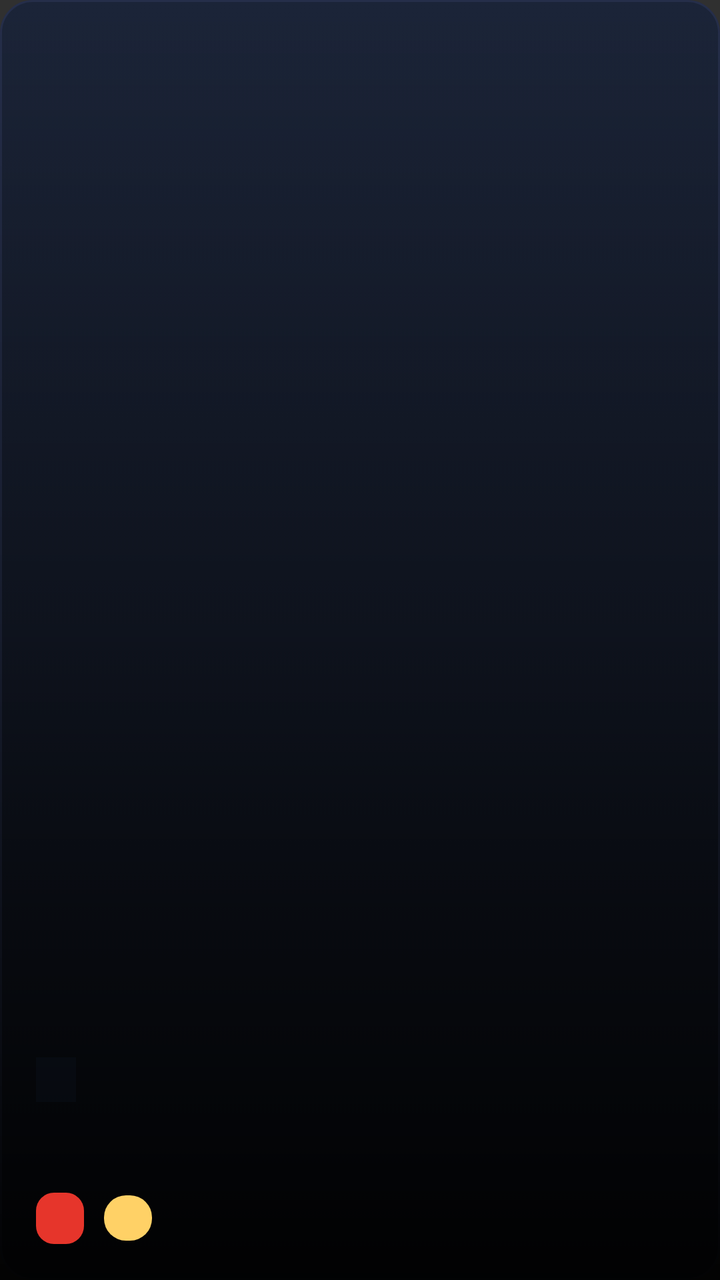
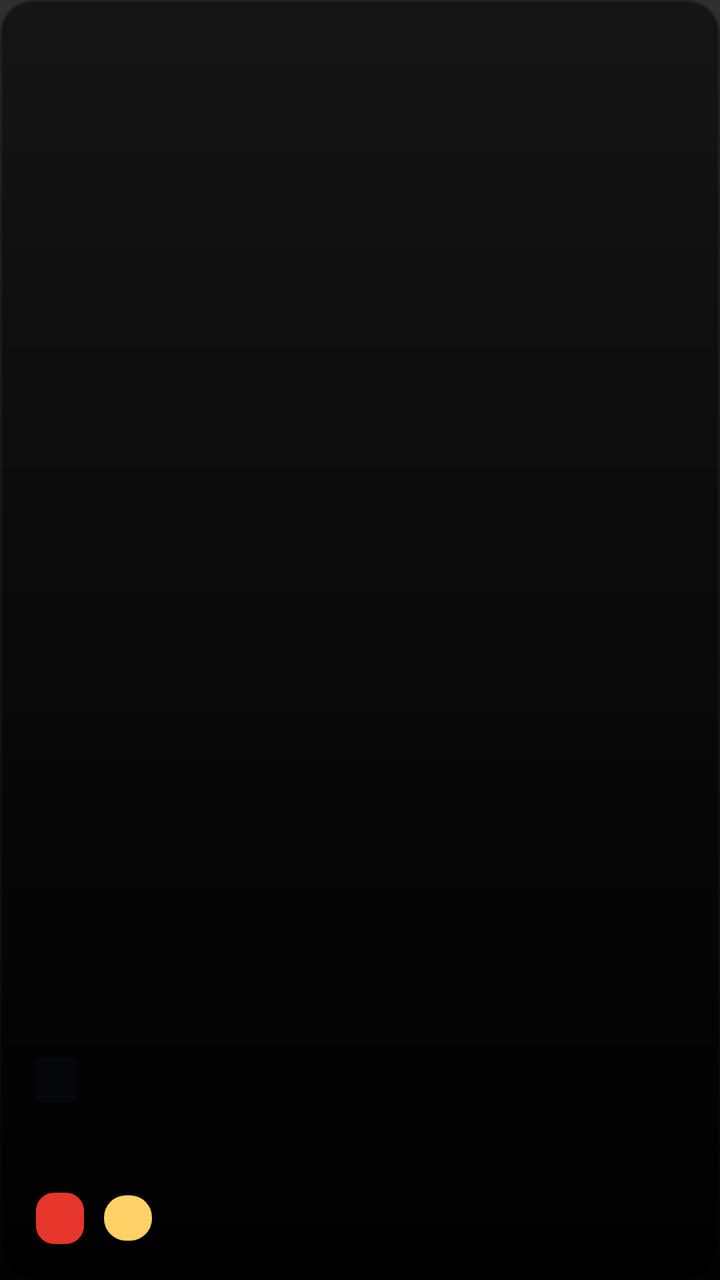

Two renders of the same Android screen: before a commit and after it. Below are the layout's source before the change and the commit's diff.
<!-- AndroidManifest.xml: application theme Theme.AppCompat.NoActionBar -->
<!-- res/layout/item_hero.xml -->
<?xml version="1.0" encoding="utf-8"?>
<FrameLayout xmlns:android="http://schemas.android.com/apk/res/android"
    android:layout_width="match_parent"
    android:layout_height="match_parent"
    android:layout_margin="10dp"
    android:background="@drawable/card_live_bg"
    android:focusable="true"
    android:clickable="true">

    <ImageView
        android:id="@+id/heroCover"
        android:layout_width="match_parent"
        android:layout_height="match_parent"
        android:scaleType="centerCrop"
        android:contentDescription="@string/app_name" />

    
    <View
        android:layout_width="match_parent"
        android:layout_height="match_parent"
        android:background="@drawable/hero_scrim" />

    <LinearLayout
        android:layout_width="match_parent"
        android:layout_height="wrap_content"
        android:layout_gravity="bottom"
        android:orientation="vertical"
        android:padding="18dp">

        <TextView
            android:id="@+id/heroLeague"
            android:layout_width="wrap_content"
            android:layout_height="wrap_content"
            android:textColor="#4CC9F0"
            android:textSize="12sp"
            android:textStyle="bold"
            android:background="#33121A2E"
            android:paddingLeft="10dp"
            android:paddingRight="10dp"
            android:paddingTop="3dp"
            android:paddingBottom="3dp" />

        <TextView
            android:id="@+id/heroTitle"
            android:layout_width="match_parent"
            android:layout_height="wrap_content"
            android:layout_marginTop="8dp"
            android:textColor="#FFFFFF"
            android:textSize="22sp"
            android:textStyle="bold"
            android:shadowColor="#CC000000"
            android:shadowDy="3"
            android:shadowRadius="8"
            android:ellipsize="end"
            android:maxLines="1" />

        <LinearLayout
            android:layout_width="wrap_content"
            android:layout_height="wrap_content"
            android:orientation="horizontal"
            android:layout_marginTop="8dp"
            android:gravity="center_vertical">

            <TextView
                android:id="@+id/heroBlv"
                android:layout_width="wrap_content"
                android:layout_height="wrap_content"
                android:textColor="#FFFFFF"
                android:textSize="13sp"
                android:textStyle="bold"
                android:background="@drawable/badge_live"
                android:paddingLeft="12dp"
                android:paddingRight="12dp"
                android:paddingTop="4dp"
                android:paddingBottom="4dp" />

            <TextView
                android:id="@+id/heroViewers"
                android:layout_width="wrap_content"
                android:layout_height="wrap_content"
                android:layout_marginLeft="10dp"
                android:textColor="#0B0F19"
                android:textSize="11sp"
                android:textStyle="bold"
                android:background="@drawable/pill_viewers"
                android:paddingLeft="12dp"
                android:paddingRight="12dp"
                android:paddingTop="4dp"
                android:paddingBottom="4dp" />
        </LinearLayout>
    </LinearLayout>
</FrameLayout>
<!-- resources referenced by this layout -->
<resources>
  <!-- drawable badge_live (drawable) -->
  <?xml version="1.0" encoding="utf-8"?>
  <shape xmlns:android="http://schemas.android.com/apk/res/android" android:shape="rectangle">
      <solid android:color="#E6FF3B30" />
      <corners android:radius="9dp" />
  </shape>
  <!-- drawable card_live_bg (drawable) -->
  <?xml version="1.0" encoding="utf-8"?>
  <selector xmlns:android="http://schemas.android.com/apk/res/android">
      <item android:state_focused="true">
          <shape>
              <gradient android:angle="270" android:startColor="#2E3A5C" android:endColor="#1A2238" />
              <corners android:radius="16dp" />
              <stroke android:width="2dp" android:color="#FFD166" />
          </shape>
      </item>
      <item android:state_pressed="true">
          <shape>
              <solid android:color="#2E3A5C" />
              <corners android:radius="16dp" />
              <stroke android:width="2dp" android:color="#FF9F1C" />
          </shape>
      </item>
      <item>
          <shape>
              <gradient android:angle="270" android:startColor="#1B2438" android:endColor="#121826" />
              <corners android:radius="16dp" />
              <stroke android:width="1dp" android:color="#252E4A" />
          </shape>
      </item>
  </selector>
  <!-- drawable hero_scrim (drawable) -->
  <?xml version="1.0" encoding="utf-8"?>
  <shape xmlns:android="http://schemas.android.com/apk/res/android">
      <gradient android:angle="270" android:startColor="#00000000" android:centerColor="#66000000" android:endColor="#F2000000" />
  </shape>
  <!-- drawable pill_viewers (drawable) -->
  <?xml version="1.0" encoding="utf-8"?>
  <shape xmlns:android="http://schemas.android.com/apk/res/android" android:shape="rectangle">
      <solid android:color="#FFD166" />
      <corners android:radius="11dp" />
  </shape>
  <string name="app_name">KênhLive</string>
</resources>

<!-- the commit's change to res/layout/item_hero.xml (unified diff, before → after) -->
@@ -79,7 +79,7 @@
                 android:layout_width="wrap_content"
                 android:layout_height="wrap_content"
                 android:layout_marginLeft="10dp"
-                android:textColor="#0B0F19"
+                android:textColor="#000000"
                 android:textSize="11sp"
                 android:textStyle="bold"
                 android:background="@drawable/pill_viewers"
<!-- resource entries referenced after the edit -->
@@ -11,23 +11,23 @@
   <selector xmlns:android="http://schemas.android.com/apk/res/android">
       <item android:state_focused="true">
           <shape>
-              <gradient android:angle="270" android:startColor="#2E3A5C" android:endColor="#1A2238" />
+              <gradient android:angle="270" android:startColor="#1E1E1E" android:endColor="#151515" />
               <corners android:radius="16dp" />
               <stroke android:width="2dp" android:color="#FFD166" />
           </shape>
       </item>
       <item android:state_pressed="true">
           <shape>
-              <solid android:color="#2E3A5C" />
+              <solid android:color="#1E1E1E" />
               <corners android:radius="16dp" />
               <stroke android:width="2dp" android:color="#FF9F1C" />
           </shape>
       </item>
       <item>
           <shape>
-              <gradient android:angle="270" android:startColor="#1B2438" android:endColor="#121826" />
+              <gradient android:angle="270" android:startColor="#151515" android:endColor="#0A0A0A" />
               <corners android:radius="16dp" />
-              <stroke android:width="1dp" android:color="#252E4A" />
+              <stroke android:width="1dp" android:color="#222222" />
           </shape>
       </item>
   </selector>
